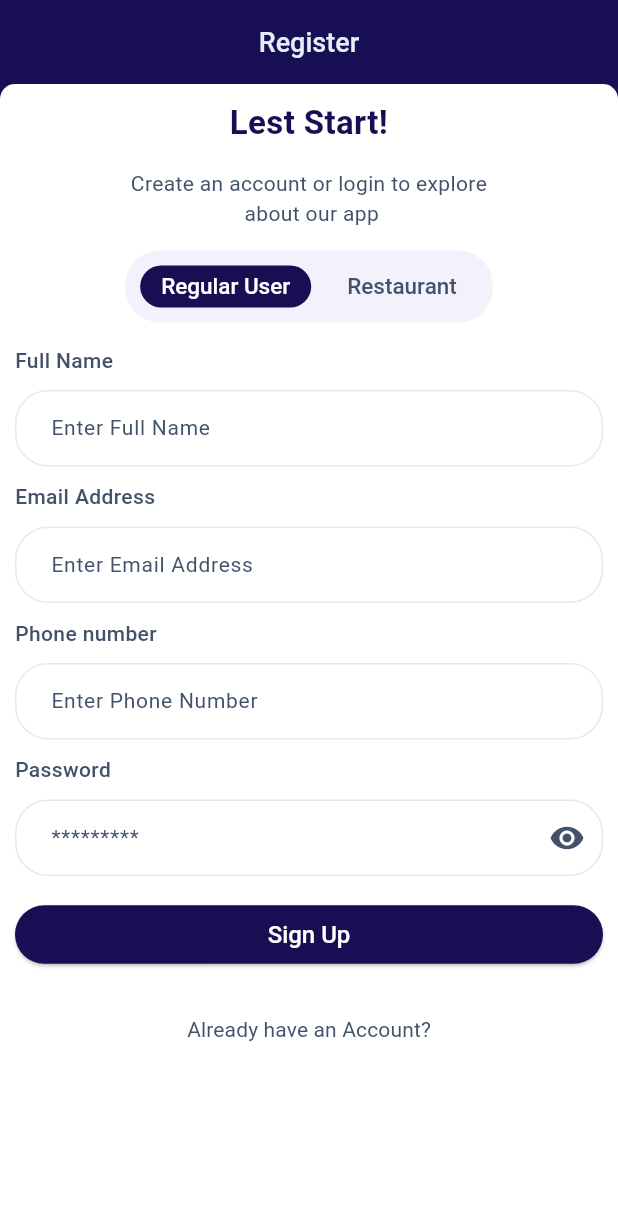
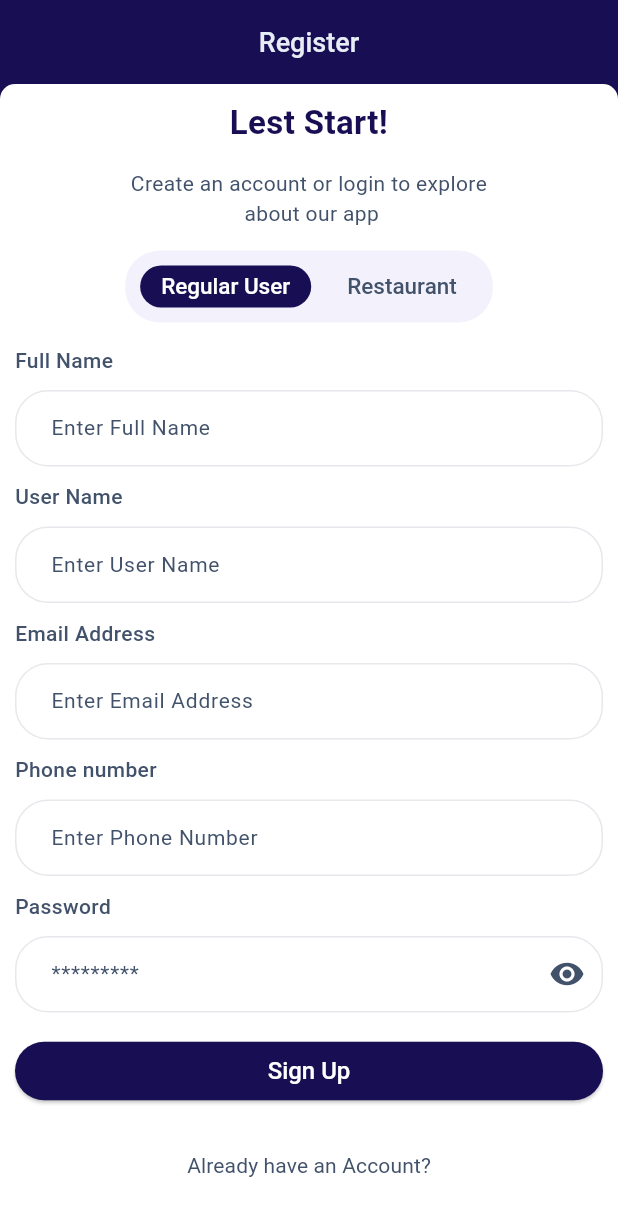
Before and after one commit to Muhaiminur/grozaar, a Flutter app: the RegistrationPage screen opened directly, on a phone screen of 412 x 824 dp. Shown: the top 1216 px of the screen. Run offline on Flutter 3.47's test engine with Material 3 defaults, Android fonts, the phone set to English and light mode, and no system bars; our stand-ins replace cached_network_image, carousel_slider, device_info_plus, dio, flutter_svg, flutter_widget_from_html and 8 more; missing offline and left inert: restart_app; accounts and stored records are empty; network calls fail.

Commit message:
changes on 2/9/25

```diff
--- a/lib/view/authentication/registration_screen.dart
+++ b/lib/view/authentication/registration_screen.dart
@@ -297,7 +297,7 @@ class RegistrationPageScreenState extends State<RegistrationPage> {
                                       passwordConfirmation:
                                           regPasswordController.text,
                                       name: regNameController.text,
-                                      username: regNameController.text,
+                                      username: usernameController.text,
                                       phone: regNumberController.text,
                                       manPhone: manNumberController.text,
                                     )
@@ -845,6 +845,68 @@ class RegistrationPageScreenState extends State<RegistrationPage> {
           Align(
             alignment: AlignmentDirectional.centerStart,
             child: Text(
+              "User Name",
+              style: GoogleFonts.roboto(
+                fontSize: 14,
+                fontWeight: FontWeight.w500,
+                color: ProjectColors().blue1,
+              ),
+              maxLines: 1,
+              overflow: TextOverflow.ellipsis,
+              softWrap: true,
+              textAlign: TextAlign.start,
+            ),
+          ),
+          TextFormField(
+            style: GoogleFonts.roboto(
+              color: ProjectColors().blue1,
+              fontSize: 14,
+              fontWeight: FontWeight.w500,
+            ),
+            maxLines: 1,
+            controller: usernameController,
+            validator: (value) {
+              if (value == null || value.isEmpty) {
+                return CustomStrings().required;
+              }
+              return null; // Valid input
+            },
+            keyboardType: TextInputType.name,
+            decoration: InputDecoration(
+              fillColor: ProjectColors().white,
+              filled: true,
+              hintStyle: GoogleFonts.roboto(
+                color: ProjectColors().blue1,
+                fontSize: 14,
+                fontWeight: FontWeight.w400,
+              ),
+              errorBorder: OutlineInputBorder(
+                borderRadius: BorderRadius.circular(10.0),
+                borderSide: BorderSide(color: Colors.red.shade800, width: 1),
+              ),
+              focusedBorder: OutlineInputBorder(
+                borderRadius: BorderRadius.circular(22.0),
+                borderSide: BorderSide(color: ProjectColors().primaryColor),
+              ),
+              focusedErrorBorder: OutlineInputBorder(
+                borderRadius: BorderRadius.circular(22.0),
+                borderSide: BorderSide(color: Colors.red.shade800, width: 1),
+              ),
+              contentPadding: EdgeInsets.fromLTRB(20.0, 15.0, 20.0, 15.0),
+              hintText: "Enter User Name",
+              border: OutlineInputBorder(
+                borderSide: BorderSide(width: 1, color: ProjectColors().white4),
+                borderRadius: BorderRadius.circular(22.0),
+              ),
+              enabledBorder: OutlineInputBorder(
+                borderSide: BorderSide(width: 1, color: ProjectColors().white4),
+                borderRadius: BorderRadius.circular(22.0),
+              ),
+            ),
+          ),
+          Align(
+            alignment: AlignmentDirectional.centerStart,
+            child: Text(
               "Email Address",
               style: GoogleFonts.roboto(
                 fontSize: 14,
--- a/pubspec.yaml
+++ b/pubspec.yaml
@@ -16,7 +16,7 @@ publish_to: 'none' # Remove this line if you wish to publish to pub.dev
 # https://developer.apple.com/library/archive/documentation/General/Reference/InfoPlistKeyReference/Articles/CoreFoundationKeys.html
 # In Windows, build-name is used as the major, minor, and patch parts
 # of the product and file versions while build-number is used as the build suffix.
-version: 1.0.1+2
+version: 1.0.2+3
 
 environment:
   sdk: ^3.7.2
```
Also changed, not shown: lib/model/product_details_response.dart (+5 -2 lines), lib/view/common/product/product_details_screen.dart (+17 -7 lines).
